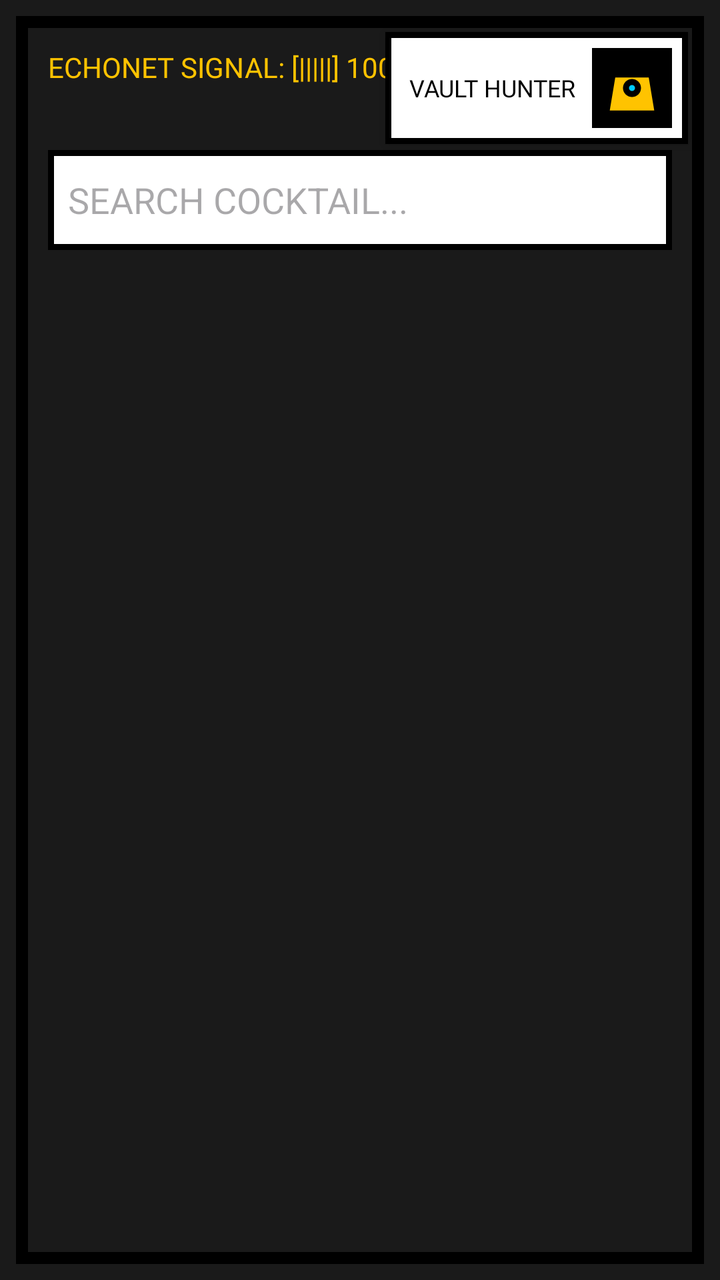
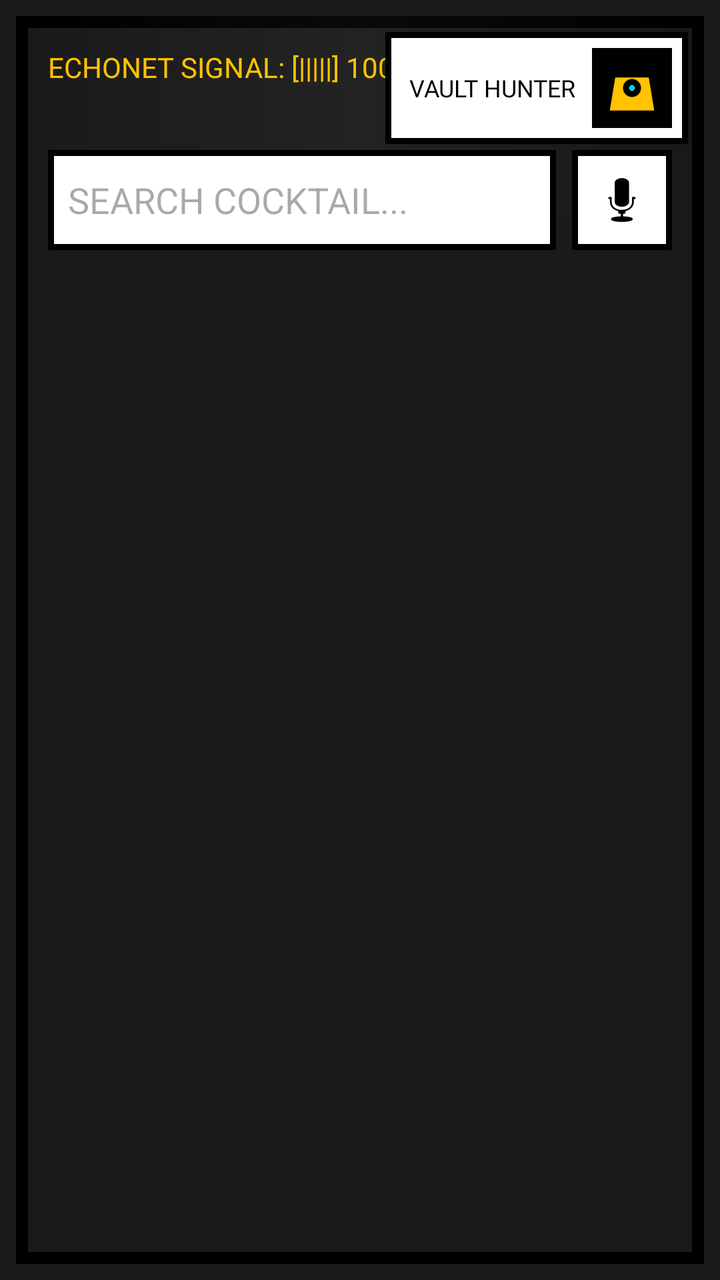

An Android layout rendered at two revisions. The XML below is the earlier revision; the diff shows what the commit changed to produce the second picture.
<!-- AndroidManifest.xml: activity theme Theme.MyApY -->
<!-- res/layout/activity_main.xml -->
<?xml version="1.0" encoding="utf-8"?>
<androidx.constraintlayout.widget.ConstraintLayout xmlns:android="http://schemas.android.com/apk/res/android"
    xmlns:app="http://schemas.android.com/apk/res-auto"
    android:id="@+id/rootLayout"
    android:layout_width="match_parent"
    android:layout_height="match_parent"
    android:background="#1A1A1A"
    android:padding="8dp">

    
    <View
        android:id="@+id/echoFrame"
        android:layout_width="match_parent"
        android:layout_height="match_parent"
        android:background="@drawable/echo_frame_border" />

    
    <TextView
        android:id="@+id/signalIndicator"
        android:layout_width="wrap_content"
        android:layout_height="wrap_content"
        android:text="@string/echonet_signal"
        android:fontFamily="@font/luckiest_guy"
        android:textColor="#FFC300"
        app:layout_constraintTop_toTopOf="parent"
        app:layout_constraintStart_toStartOf="parent"
        android:padding="16dp"/>

    
    <LinearLayout
        android:id="@+id/userProfileSection"
        android:layout_width="wrap_content"
        android:layout_height="wrap_content"
        android:orientation="horizontal"
        android:gravity="center_vertical"
        android:padding="8dp"
        android:clickable="true"
        android:focusable="true"
        android:layout_margin="8dp"
        android:background="@drawable/echo_card_bg"
        android:elevation="4dp"
        app:layout_constraintTop_toTopOf="parent"
        app:layout_constraintEnd_toEndOf="parent">

        <TextView
            android:id="@+id/userNameTextView"
            android:layout_width="wrap_content"
            android:layout_height="wrap_content"
            android:text="@string/default_username"
            android:fontFamily="@font/luckiest_guy"
            android:textColor="@color/black"
            android:textSize="12sp"
            android:layout_marginEnd="8dp"
            android:layout_marginStart="4dp"/>

        <FrameLayout
            android:layout_width="40dp"
            android:layout_height="40dp"
            android:background="@color/black"
            android:padding="2dp">
            <ImageView
                android:id="@+id/userAvatarIcon"
                android:layout_width="match_parent"
                android:layout_height="match_parent"
                android:scaleType="centerCrop"
                android:src="@drawable/ic_claptrap_standard" />
        </FrameLayout>
    </LinearLayout>

    
    <EditText
        android:id="@+id/searchEditText"
        android:layout_width="0dp"
        android:layout_height="50dp"
        android:hint="@string/search_hint"
        android:background="@drawable/echo_card_bg"
        android:padding="10dp"
        android:layout_margin="16dp"
        android:inputType="text"
        app:layout_constraintTop_toBottomOf="@id/signalIndicator"
        app:layout_constraintStart_toStartOf="parent"
        app:layout_constraintEnd_toEndOf="parent"/>

    
    <androidx.recyclerview.widget.RecyclerView
        android:id="@+id/recyclerView"
        android:layout_width="match_parent"
        android:layout_height="0dp"
        app:layout_constraintTop_toBottomOf="@id/searchEditText"
        app:layout_constraintBottom_toBottomOf="parent"
        android:padding="8dp"/>

    
    <ProgressBar
        android:id="@+id/progressBar"
        android:layout_width="wrap_content"
        android:layout_height="wrap_content"
        android:visibility="gone"
        app:layout_constraintTop_toTopOf="parent"
        app:layout_constraintBottom_toBottomOf="parent"
        app:layout_constraintStart_toStartOf="parent"
        app:layout_constraintEnd_toEndOf="parent"/>

</androidx.constraintlayout.widget.ConstraintLayout>
<!-- resources referenced by this layout -->
<resources>
  <color name="black">#000000</color>
  <!-- drawable echo_card_bg (drawable) -->
  <?xml version="1.0" encoding="utf-8"?>
  <shape xmlns:android="http://schemas.android.com/apk/res/android">
      <solid android:color="@color/white" />
      <stroke android:width="3dp" android:color="@color/black" />
      <corners android:radius="0dp" />
  </shape>
  <!-- drawable echo_frame_border (drawable) -->
  <?xml version="1.0" encoding="utf-8"?>
  <shape xmlns:android="http://schemas.android.com/apk/res/android">
      <stroke android:width="6dp" android:color="@color/black" />
      <padding android:left="6dp" android:top="6dp" android:right="6dp" android:bottom="6dp" />
  </shape>
  <!-- drawable ic_claptrap_standard (drawable) -->
  <vector xmlns:android="http://schemas.android.com/apk/res/android"
      android:width="24dp"
      android:height="24dp"
      android:viewportWidth="24"
      android:viewportHeight="24">
      
      <path
          android:fillColor="#FFC300"
          android:strokeColor="#000000"
          android:strokeWidth="1"
          android:pathData="M6,8 L18,8 L20,20 L4,20 Z" />
      
      <path
          android:fillColor="#000000"
          android:pathData="M12,12m-3,0a3,3 0,1 1,6 0a3,3 0,1 1,-6 0" />
      <path
          android:fillColor="#00CCFF"
          android:pathData="M12,12m-1,0a1,1 0,1 1,2 0a1,1 0,1 1,-2 0" />
      
      <path
          android:strokeColor="#000000"
          android:strokeWidth="1"
          android:pathData="M12,8 L12,4" />
  </vector>
  <string name="default_username">VAULT HUNTER</string>
  <string name="echonet_signal">ECHONET SIGNAL: [|||||] 100%</string>
  <string name="search_hint">SEARCH COCKTAIL...</string>
  <style name="Theme.MyApY" parent="Theme.Material3.DayNight.NoActionBar">
          
          <item name="colorPrimary">@color/pandora_accent</item>
          <item name="android:statusBarColor">@color/black</item>
      </style>
  <color name="white">#FFFFFF</color>
  <color name="pandora_accent">#FFC300</color>
</resources>

<!-- the commit's change to res/layout/activity_main.xml (unified diff, before → after) -->
@@ -13,6 +13,15 @@
         android:layout_width="match_parent"
         android:layout_height="match_parent"
         android:background="@drawable/echo_frame_border" />
+
+    
+    <View
+        android:id="@+id/echoScanLine"
+        android:layout_width="match_parent"
+        android:layout_height="100dp"
+        android:background="@drawable/echo_scan_line"
+        android:alpha="0.2"
+        app:layout_constraintTop_toTopOf="parent" />
 
     
     <TextView
@@ -68,27 +77,63 @@
     </LinearLayout>
 
     
-    <EditText
-        android:id="@+id/searchEditText"
+    <LinearLayout
+        android:id="@+id/searchContainer"
         android:layout_width="0dp"
-        android:layout_height="50dp"
-        android:hint="@string/search_hint"
-        android:background="@drawable/echo_card_bg"
-        android:padding="10dp"
+        android:layout_height="wrap_content"
+        android:orientation="horizontal"
         android:layout_margin="16dp"
-        android:inputType="text"
         app:layout_constraintTop_toBottomOf="@id/signalIndicator"
         app:layout_constraintStart_toStartOf="parent"
-        app:layout_constraintEnd_toEndOf="parent"/>
+        app:layout_constraintEnd_toEndOf="parent">
+
+        <EditText
+            android:id="@+id/searchEditText"
+            android:layout_width="0dp"
+            android:layout_height="50dp"
+            android:layout_weight="1"
+            android:hint="@string/search_hint"
+            android:background="@drawable/echo_card_bg"
+            android:padding="10dp"
+            android:inputType="text"
+            android:textColor="@color/black" />
+
+        <ImageButton
+            android:id="@+id/voiceSearchButton"
+            android:layout_width="50dp"
+            android:layout_height="50dp"
+            android:layout_marginStart="8dp"
+            android:background="@drawable/echo_card_bg"
+            android:src="@android:drawable/ic_btn_speak_now"
+            android:contentDescription="@string/voice_search_desc"
+            app:tint="@color/black" />
+    </LinearLayout>
 
     
     <androidx.recyclerview.widget.RecyclerView
         android:id="@+id/recyclerView"
         android:layout_width="match_parent"
         android:layout_height="0dp"
-        app:layout_constraintTop_toBottomOf="@id/searchEditText"
+        app:layout_constraintTop_toBottomOf="@id/searchContainer"
         app:layout_constraintBottom_toBottomOf="parent"
         android:padding="8dp"/>
+
+    
+    <TextView
+        android:id="@+id/emptyStateTextView"
+        android:layout_width="0dp"
+        android:layout_height="wrap_content"
+        android:layout_margin="32dp"
+        android:gravity="center"
+        android:text="@string/no_results"
+        android:fontFamily="@font/luckiest_guy"
+        android:textColor="#FFC300"
+        android:textSize="18sp"
+        android:visibility="gone"
+        app:layout_constraintTop_toBottomOf="@id/searchContainer"
+        app:layout_constraintBottom_toBottomOf="parent"
+        app:layout_constraintStart_toStartOf="parent"
+        app:layout_constraintEnd_toEndOf="parent"/>
 
     
     <ProgressBar
<!-- resource entries referenced after the edit -->
@@ -13,6 +13,17 @@
   <shape xmlns:android="http://schemas.android.com/apk/res/android">
       <stroke android:width="6dp" android:color="@color/black" />
       <padding android:left="6dp" android:top="6dp" android:right="6dp" android:bottom="6dp" />
+  </shape>
+  <!-- drawable echo_scan_line (drawable) -->
+  <?xml version="1.0" encoding="utf-8"?>
+  <shape xmlns:android="http://schemas.android.com/apk/res/android">
+      <gradient
+          android:angle="0"
+          android:startColor="#00000000"
+          android:centerColor="#33FFFFFF"
+          android:endColor="#00000000"
+          android:type="linear" />
+      <size android:height="2dp" />
   </shape>
   <!-- drawable ic_claptrap_standard (drawable) -->
   <vector xmlns:android="http://schemas.android.com/apk/res/android"
@@ -41,7 +52,9 @@
   </vector>
   <string name="default_username">VAULT HUNTER</string>
   <string name="echonet_signal">ECHONET SIGNAL: [|||||] 100%</string>
+  <string name="no_results">NO COCKTAILS FOUND IN ECHONET</string>
   <string name="search_hint">SEARCH COCKTAIL...</string>
+  <string name="voice_search_desc">Voice Search</string>
   <style name="Theme.MyApY" parent="Theme.Material3.DayNight.NoActionBar">
           
           <item name="colorPrimary">@color/pandora_accent</item>
